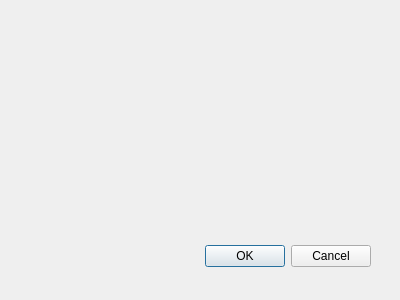
This is empresadialog.ui in kendryfbo/sistema-nomina as Qt 5 draws it before an edit. The edited form follows.
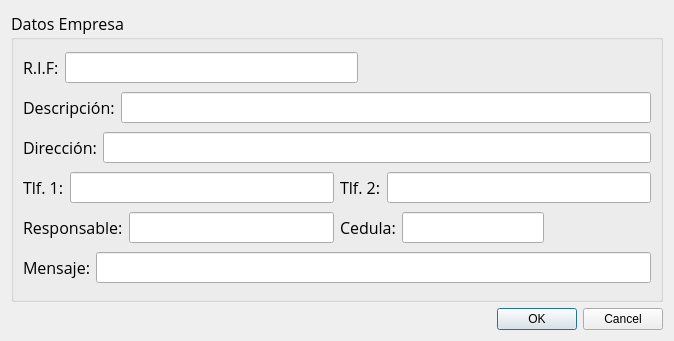
This is the edited form.

Diff of the .ui file:
```diff
--- a/empresadialog.ui
+++ b/empresadialog.ui
@@ -8,29 +8,186 @@
    <rect>
     <x>0</x>
     <y>0</y>
-    <width>400</width>
-    <height>300</height>
+    <width>674</width>
+    <height>341</height>
    </rect>
   </property>
   <property name="windowTitle">
    <string>Dialog</string>
   </property>
-  <widget class="QDialogButtonBox" name="buttonBox">
-   <property name="geometry">
-    <rect>
-     <x>30</x>
-     <y>240</y>
-     <width>341</width>
-     <height>32</height>
-    </rect>
-   </property>
-   <property name="orientation">
-    <enum>Qt::Horizontal</enum>
-   </property>
-   <property name="standardButtons">
-    <set>QDialogButtonBox::Cancel|QDialogButtonBox::Ok</set>
-   </property>
-  </widget>
+  <layout class="QGridLayout" name="gridLayout_2">
+   <item row="0" column="0">
+    <widget class="QGroupBox" name="groupBox">
+     <property name="font">
+      <font>
+       <family>Open Sans</family>
+       <pointsize>12</pointsize>
+      </font>
+     </property>
+     <property name="title">
+      <string>Datos Empresa</string>
+     </property>
+     <layout class="QGridLayout" name="gridLayout">
+      <item row="0" column="0">
+       <layout class="QHBoxLayout" name="horizontalLayout_2">
+        <item>
+         <widget class="QLabel" name="label_2">
+          <property name="text">
+           <string>R.I.F:</string>
+          </property>
+         </widget>
+        </item>
+        <item>
+         <widget class="QLineEdit" name="rifLineEdit"/>
+        </item>
+        <item>
+         <spacer name="horizontalSpacer">
+          <property name="orientation">
+           <enum>Qt::Horizontal</enum>
+          </property>
+          <property name="sizeHint" stdset="0">
+           <size>
+            <width>40</width>
+            <height>20</height>
+           </size>
+          </property>
+         </spacer>
+        </item>
+       </layout>
+      </item>
+      <item row="1" column="0">
+       <layout class="QHBoxLayout" name="horizontalLayout">
+        <item>
+         <widget class="QLabel" name="label">
+          <property name="text">
+           <string>Descripción:</string>
+          </property>
+         </widget>
+        </item>
+        <item>
+         <widget class="QLineEdit" name="descripcionLineEdit"/>
+        </item>
+       </layout>
+      </item>
+      <item row="2" column="0">
+       <layout class="QHBoxLayout" name="horizontalLayout_8">
+        <item>
+         <widget class="QLabel" name="label_8">
+          <property name="text">
+           <string>Dirección:</string>
+          </property>
+         </widget>
+        </item>
+        <item>
+         <widget class="QLineEdit" name="DireccionLineEdit"/>
+        </item>
+       </layout>
+      </item>
+      <item row="3" column="0">
+       <layout class="QHBoxLayout" name="horizontalLayout_9">
+        <item>
+         <layout class="QHBoxLayout" name="horizontalLayout_4">
+          <item>
+           <widget class="QLabel" name="label_4">
+            <property name="text">
+             <string>Tlf. 1:</string>
+            </property>
+           </widget>
+          </item>
+          <item>
+           <widget class="QLineEdit" name="tlf1LineEdit"/>
+          </item>
+         </layout>
+        </item>
+        <item>
+         <layout class="QHBoxLayout" name="horizontalLayout_5">
+          <item>
+           <widget class="QLabel" name="label_5">
+            <property name="text">
+             <string>Tlf. 2:</string>
+            </property>
+           </widget>
+          </item>
+          <item>
+           <widget class="QLineEdit" name="tlf2LineEdit"/>
+          </item>
+         </layout>
+        </item>
+       </layout>
+      </item>
+      <item row="4" column="0">
+       <layout class="QHBoxLayout" name="horizontalLayout_10">
+        <item>
+         <layout class="QHBoxLayout" name="horizontalLayout_6">
+          <item>
+           <widget class="QLabel" name="label_6">
+            <property name="text">
+             <string>Responsable:</string>
+            </property>
+           </widget>
+          </item>
+          <item>
+           <widget class="QLineEdit" name="responsableLineEdit"/>
+          </item>
+         </layout>
+        </item>
+        <item>
+         <layout class="QHBoxLayout" name="horizontalLayout_7">
+          <item>
+           <widget class="QLabel" name="label_7">
+            <property name="text">
+             <string>Cedula:</string>
+            </property>
+           </widget>
+          </item>
+          <item>
+           <widget class="QLineEdit" name="cedulaLineEdit"/>
+          </item>
+          <item>
+           <spacer name="horizontalSpacer_2">
+            <property name="orientation">
+             <enum>Qt::Horizontal</enum>
+            </property>
+            <property name="sizeHint" stdset="0">
+             <size>
+              <width>40</width>
+              <height>20</height>
+             </size>
+            </property>
+           </spacer>
+          </item>
+         </layout>
+        </item>
+       </layout>
+      </item>
+      <item row="5" column="0">
+       <layout class="QHBoxLayout" name="horizontalLayout_11">
+        <item>
+         <widget class="QLabel" name="label_9">
+          <property name="text">
+           <string>Mensaje:</string>
+          </property>
+         </widget>
+        </item>
+        <item>
+         <widget class="QLineEdit" name="mensajeLineEdit"/>
+        </item>
+       </layout>
+      </item>
+     </layout>
+    </widget>
+   </item>
+   <item row="1" column="0">
+    <widget class="QDialogButtonBox" name="buttonBox">
+     <property name="orientation">
+      <enum>Qt::Horizontal</enum>
+     </property>
+     <property name="standardButtons">
+      <set>QDialogButtonBox::Cancel|QDialogButtonBox::Ok</set>
+     </property>
+    </widget>
+   </item>
+  </layout>
  </widget>
  <pixmapfunction/>
  <resources/>
```
Left out of the diff: 8 changed lines with no effect on the pictures.
